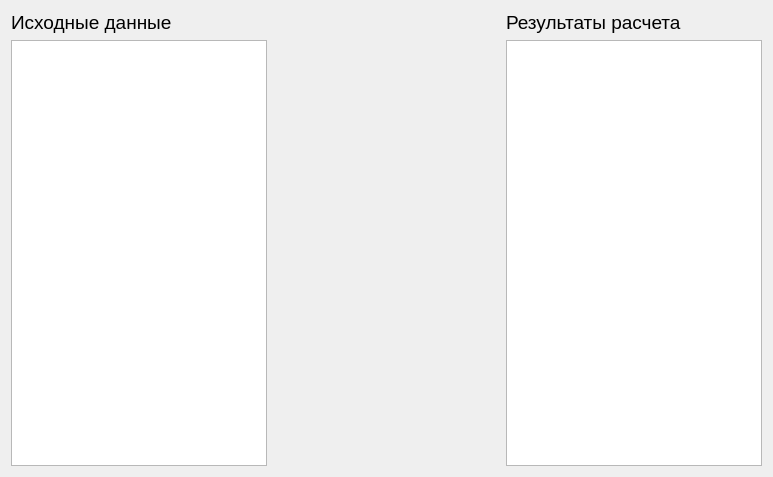
Qt form ImView/tepl_dannie.ui (Ivanos121/ImView) before a commit.
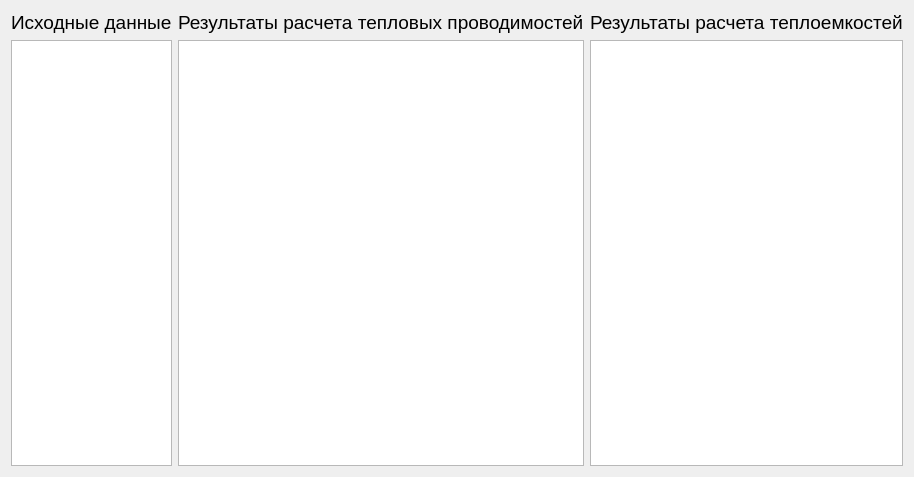
The same form after that commit.

Patch:
```diff
--- a/ImView/tepl_dannie.ui
+++ b/ImView/tepl_dannie.ui
@@ -14,26 +14,6 @@
    <string>Form</string>
   </property>
   <layout class="QGridLayout" name="gridLayout">
-   <item row="0" column="2">
-    <widget class="QLabel" name="label_2">
-     <property name="text">
-      <string>&lt;html&gt;&lt;head/&gt;&lt;body&gt;&lt;p&gt;&lt;span style=&quot; font-size:14pt;&quot;&gt;Результаты расчета&lt;/span&gt;&lt;/p&gt;&lt;/body&gt;&lt;/html&gt;</string>
-     </property>
-    </widget>
-   </item>
-   <item row="1" column="1">
-    <spacer name="horizontalSpacer">
-     <property name="orientation">
-      <enum>Qt::Horizontal</enum>
-     </property>
-     <property name="sizeHint" stdset="0">
-      <size>
-       <width>228</width>
-       <height>20</height>
-      </size>
-     </property>
-    </spacer>
-   </item>
    <item row="1" column="0">
     <widget class="QTableWidget" name="tableWidget">
      <property name="alternatingRowColors">
@@ -55,6 +35,23 @@
      </property>
     </widget>
    </item>
+   <item row="0" column="2">
+    <widget class="QLabel" name="label_2">
+     <property name="text">
+      <string>&lt;html&gt;&lt;head/&gt;&lt;body&gt;&lt;p&gt;&lt;span style=&quot; font-size:14pt;&quot;&gt;Результаты расчета тепловых проводимостей&lt;/span&gt;&lt;/p&gt;&lt;/body&gt;&lt;/html&gt;</string>
+     </property>
+    </widget>
+   </item>
+   <item row="1" column="3">
+    <widget class="QTableWidget" name="tableWidget_3"/>
+   </item>
+   <item row="0" column="3">
+    <widget class="QLabel" name="label_3">
+     <property name="text">
+      <string>&lt;html&gt;&lt;head/&gt;&lt;body&gt;&lt;p&gt;&lt;span style=&quot; font-size:14pt;&quot;&gt;Результаты расчета теплоемкостей&lt;/span&gt;&lt;/p&gt;&lt;/body&gt;&lt;/html&gt;</string>
+     </property>
+    </widget>
+   </item>
   </layout>
  </widget>
  <resources/>
```
